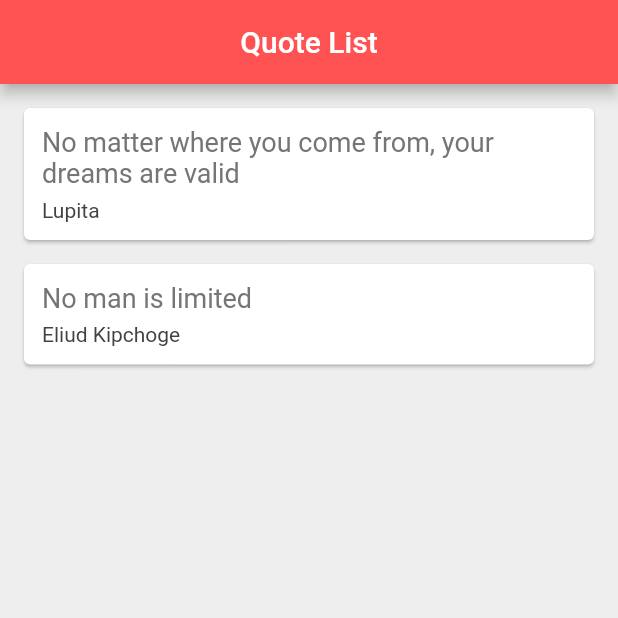
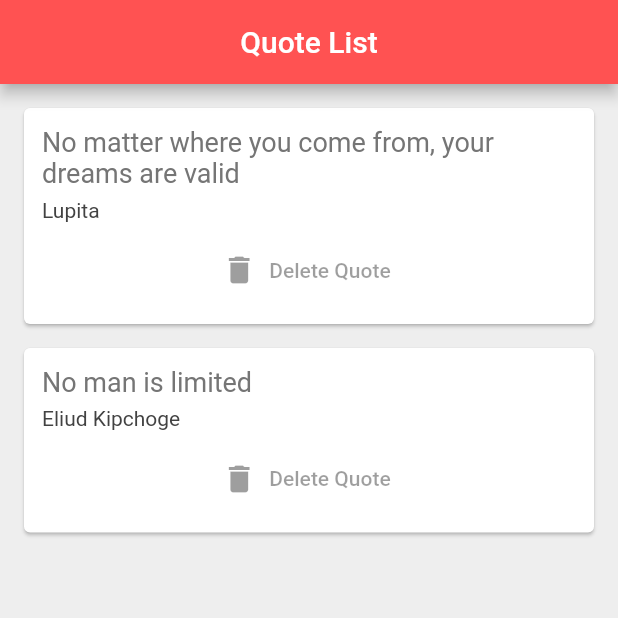
Before and after one commit to nebstarmalala/Quotes, a Flutter app: the screen it shows after launch, on a phone screen of 412 x 824 dp, the top half of it. Run offline on Flutter 3.47's test engine with Material 2 defaults, Android fonts, the phone set to English and light mode, and no system bars.

Commit message:
add delete functionality to button

```diff
--- a/lib/quote_card.dart
+++ b/lib/quote_card.dart
@@ -5,7 +5,8 @@ import 'quote.dart';
 class QuoteCard extends StatelessWidget {
 
   final Quote quote;
-  QuoteCard({ this.quote });
+  final Function delete;
+  QuoteCard({ this.quote, this.delete });
 
   @override
   Widget build(BuildContext context) {
@@ -23,13 +24,19 @@ class QuoteCard extends StatelessWidget {
                 color: Colors.grey[600],
               ),
             ),
-            SizedBox(height: 6.0,),
+            SizedBox(height: 6.0),
             Text(
               quote.author,
               style: TextStyle(
                   fontSize: 14.0,
                   color: Colors.grey[800]
               ),
+            ),
+            SizedBox(height: 8.0),
+            FlatButton.icon(
+                onPressed: delete,
+                icon: Icon(Icons.delete),
+                label: Text("Delete Quote")
             )
           ],
         ),
```
